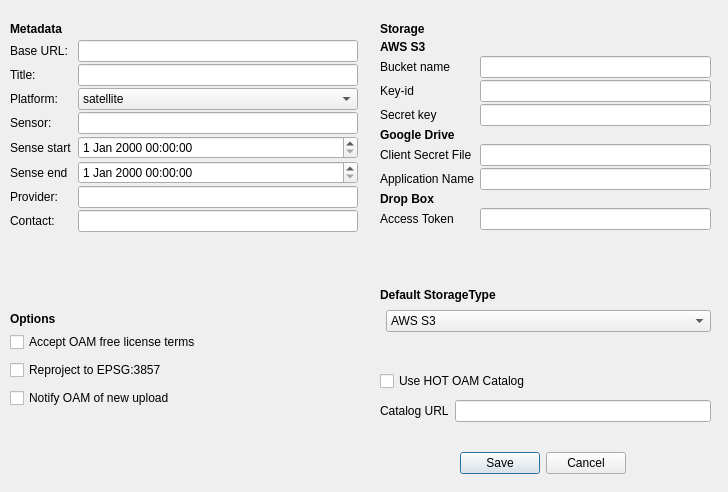
First picture: the form in OpenAerialMap/gui/ui/setting_dialog.ui, repository hotosm/oam-qgis-plugin, before the edit.
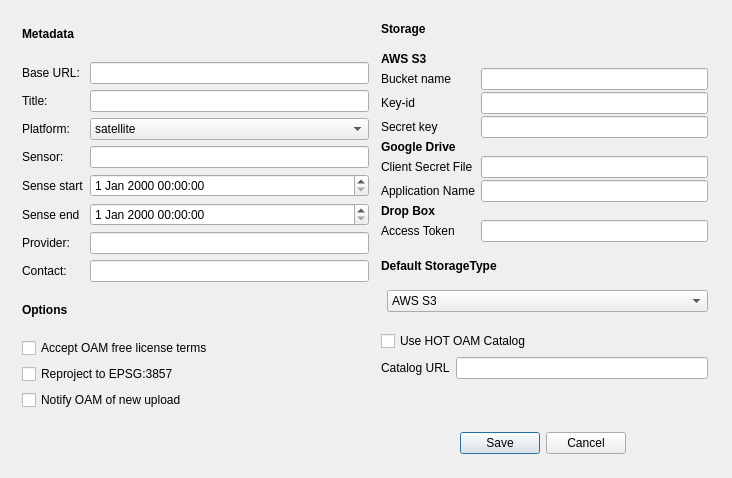
Second picture: the form after the edit.

Commit message: Modified GUI of settings dialog.

What changed in the file:
```diff
--- a/OpenAerialMap/gui/ui/setting_dialog.ui
+++ b/OpenAerialMap/gui/ui/setting_dialog.ui
@@ -6,8 +6,8 @@
    <rect>
     <x>0</x>
     <y>0</y>
-    <width>728</width>
-    <height>492</height>
+    <width>732</width>
+    <height>478</height>
    </rect>
   </property>
   <property name="windowTitle">
@@ -17,7 +17,7 @@
    <property name="geometry">
     <rect>
      <x>450</x>
-     <y>450</y>
+     <y>430</y>
      <width>176</width>
      <height>27</height>
     </rect>
@@ -32,52 +32,31 @@
   <widget class="QWidget" name="layoutWidget">
    <property name="geometry">
     <rect>
-     <x>10</x>
-     <y>330</y>
+     <x>20</x>
+     <y>10</y>
      <width>351</width>
-     <height>81</height>
+     <height>402</height>
     </rect>
    </property>
-   <layout class="QVBoxLayout" name="verticalLayout">
-    <item>
-     <widget class="QCheckBox" name="license_check_box">
-      <property name="text">
-       <string>Accept OAM free license terms</string>
-      </property>
-     </widget>
-    </item>
-    <item>
-     <widget class="QCheckBox" name="reproject_check_box">
-      <property name="text">
-       <string>Reproject to EPSG:3857</string>
-      </property>
-     </widget>
-    </item>
-    <item>
-     <widget class="QCheckBox" name="notify_oam_check">
-      <property name="text">
-       <string>Notify OAM of new upload</string>
-      </property>
-     </widget>
-    </item>
-   </layout>
-  </widget>
-  <widget class="QWidget" name="formLayoutWidget_2">
-   <property name="geometry">
-    <rect>
-     <x>10</x>
-     <y>40</y>
-     <width>348</width>
-     <height>251</height>
-    </rect>
-   </property>
-   <layout class="QFormLayout" name="formLayout_1">
-    <property name="fieldGrowthPolicy">
-     <enum>QFormLayout::AllNonFixedFieldsGrow</enum>
-    </property>
-    <property name="verticalSpacing">
+   <layout class="QVBoxLayout" name="verticalLayoutLeft">
+    <property name="margin">
      <number>2</number>
     </property>
+    <item>
+     <widget class="QLabel" name="metadata_label">
+      <property name="font">
+       <font>
+        <weight>75</weight>
+        <bold>true</bold>
+       </font>
+      </property>
+      <property name="text">
+       <string>Metadata</string>
+      </property>
+     </widget>
+    </item>
+    <item>
+     <layout class="QFormLayout" name="formLayoutOptions">
     <item row="0" column="0">
      <widget class="QLabel" name="base_uuid_label">
       <property name="text">
@@ -164,44 +143,40 @@
      </widget>
     </item>
     <item row="4" column="1">
-     <layout class="QHBoxLayout" name="horizontalLayout_3">
-      <item>
        <widget class="QDateTimeEdit" name="sense_start_edit"/>
       </item>
-     </layout>
-    </item>
-    <item row="6" column="0">
+      <item row="5" column="0">
      <widget class="QLabel" name="sense_end_label">
       <property name="text">
        <string>Sense end</string>
       </property>
      </widget>
     </item>
-    <item row="6" column="1">
+      <item row="5" column="1">
      <widget class="QDateTimeEdit" name="sense_end_edit"/>
     </item>
-    <item row="8" column="0">
+      <item row="6" column="0">
      <widget class="QLabel" name="provider_label">
       <property name="text">
        <string>Provider:</string>
       </property>
      </widget>
     </item>
-    <item row="8" column="1">
+      <item row="6" column="1">
      <widget class="QLineEdit" name="provider_edit">
       <property name="toolTip">
        <string>Provider/owner of the OIN bucket</string>
       </property>
      </widget>
     </item>
-    <item row="9" column="0">
+      <item row="7" column="0">
      <widget class="QLabel" name="contact_label">
       <property name="text">
        <string>Contact:</string>
       </property>
      </widget>
     </item>
-    <item row="9" column="1">
+      <item row="7" column="1">
      <widget class="QLineEdit" name="contact_edit">
       <property name="toolTip">
        <string>Name and email address of the data provider</string>
@@ -212,35 +187,9 @@
      </widget>
     </item>
    </layout>
-  </widget>
-  <widget class="QLabel" name="metadata_label">
-   <property name="geometry">
-    <rect>
-     <x>10</x>
-     <y>20</y>
-     <width>71</width>
-     <height>17</height>
-    </rect>
-   </property>
-   <property name="font">
-    <font>
-     <weight>75</weight>
-     <bold>true</bold>
-    </font>
-   </property>
-   <property name="text">
-    <string>Metadata</string>
-   </property>
-  </widget>
+    </item>
+    <item>
   <widget class="QLabel" name="options_label">
-   <property name="geometry">
-    <rect>
-     <x>10</x>
-     <y>310</y>
-     <width>56</width>
-     <height>17</height>
-    </rect>
-   </property>
    <property name="font">
     <font>
      <weight>75</weight>
@@ -251,16 +200,62 @@
     <string>Options</string>
    </property>
   </widget>
-  <widget class="QWidget" name="layoutWidget">
+    </item>
+    <item>
+     <layout class="QVBoxLayout" name="verticalLayout">
+      <item>
+       <widget class="QCheckBox" name="license_check_box">
+        <property name="text">
+         <string>Accept OAM free license terms</string>
+        </property>
+       </widget>
+      </item>
+      <item>
+       <widget class="QCheckBox" name="reproject_check_box">
+        <property name="text">
+         <string>Reproject to EPSG:3857</string>
+        </property>
+       </widget>
+      </item>
+      <item>
+       <widget class="QCheckBox" name="notify_oam_check">
+        <property name="text">
+         <string>Notify OAM of new upload</string>
+        </property>
+       </widget>
+      </item>
+     </layout>
+    </item>
+   </layout>
+  </widget>
+  <widget class="QWidget" name="verticalLayoutWidget_2">
    <property name="geometry">
     <rect>
-     <x>380</x>
-     <y>40</y>
+     <x>379</x>
+     <y>9</y>
      <width>331</width>
-     <height>241</height>
+     <height>385</height>
     </rect>
    </property>
-   <layout class="QFormLayout" name="formLayout_2">
+   <layout class="QVBoxLayout" name="verticalLayoutRight">
+    <property name="margin">
+     <number>2</number>
+    </property>
+    <item>
+     <widget class="QLabel" name="storage_label">
+      <property name="font">
+       <font>
+        <weight>75</weight>
+        <bold>true</bold>
+       </font>
+      </property>
+      <property name="text">
+       <string>Storage</string>
+      </property>
+     </widget>
+    </item>
+    <item>
+     <layout class="QFormLayout" name="formLayoutStorage">
     <property name="fieldGrowthPolicy">
      <enum>QFormLayout::AllNonFixedFieldsGrow</enum>
     </property>
@@ -417,69 +412,9 @@
      <widget class="QLineEdit" name="dropbox_access_token_edit"/>
     </item>
    </layout>
-  </widget>
-  <widget class="QLabel" name="storage_label">
-   <property name="geometry">
-    <rect>
-     <x>380</x>
-     <y>20</y>
-     <width>56</width>
-     <height>17</height>
-    </rect>
-   </property>
-   <property name="font">
-    <font>
-     <weight>75</weight>
-     <bold>true</bold>
-    </font>
-   </property>
-   <property name="text">
-    <string>Storage</string>
-   </property>
-  </widget>
-  <widget class="QWidget" name="formLayoutWidget">
-   <property name="geometry">
-    <rect>
-     <x>380</x>
-     <y>310</y>
-     <width>331</width>
-     <height>51</height>
-    </rect>
-   </property>
-   <layout class="QFormLayout" name="formLayout_3">
-    <property name="fieldGrowthPolicy">
-     <enum>QFormLayout::AllNonFixedFieldsGrow</enum>
-    </property>
-    <item row="0" column="1">
-     <widget class="QComboBox" name="default_storage_combo_box">
-      <item>
-       <property name="text">
-        <string>AWS S3</string>
-       </property>
       </item>
       <item>
-       <property name="text">
-        <string>Google Drive</string>
-       </property>
-      </item>
-      <item>
-       <property name="text">
-        <string>Dropbox</string>
-       </property>
-      </item>
-     </widget>
-    </item>
-   </layout>
-  </widget>
   <widget class="QLabel" name="default_storage_type_label">
-   <property name="geometry">
-    <rect>
-     <x>380</x>
-     <y>280</y>
-     <width>131</width>
-     <height>29</height>
-    </rect>
-   </property>
    <property name="font">
     <font>
      <weight>75</weight>
@@ -490,16 +425,42 @@
     <string>Default StorageType</string>
    </property>
   </widget>
-  <widget class="QWidget" name="formLayoutWidget_3">
-   <property name="geometry">
-    <rect>
-     <x>380</x>
-     <y>400</y>
-     <width>331</width>
-     <height>41</height>
-    </rect>
-   </property>
-   <layout class="QFormLayout" name="formLayout">
+    </item>
+    <item>
+     <layout class="QFormLayout" name="formLayoutStorageType">
+      <property name="fieldGrowthPolicy">
+       <enum>QFormLayout::AllNonFixedFieldsGrow</enum>
+      </property>
+      <item row="0" column="1">
+       <widget class="QComboBox" name="default_storage_combo_box">
+        <item>
+         <property name="text">
+          <string>AWS S3</string>
+         </property>
+        </item>
+        <item>
+         <property name="text">
+          <string>Google Drive</string>
+         </property>
+        </item>
+        <item>
+         <property name="text">
+          <string>Dropbox</string>
+         </property>
+        </item>
+       </widget>
+      </item>
+     </layout>
+    </item>
+    <item>
+     <widget class="QCheckBox" name="hot_oam_catalog_check_box">
+      <property name="text">
+       <string>Use HOT OAM Catalog</string>
+      </property>
+     </widget>
+    </item>
+    <item>
+     <layout class="QFormLayout" name="formLayoutCatalog">
     <property name="fieldGrowthPolicy">
      <enum>QFormLayout::AllNonFixedFieldsGrow</enum>
     </property>
@@ -514,19 +475,8 @@
      <widget class="QLineEdit" name="catalog_url_edit"/>
     </item>
    </layout>
-  </widget>
-  <widget class="QCheckBox" name="hot_oam_catalog_check_box">
-   <property name="geometry">
-    <rect>
-     <x>380</x>
-     <y>370</y>
-     <width>161</width>
-     <height>22</height>
-    </rect>
-   </property>
-   <property name="text">
-    <string>Use HOT OAM Catalog</string>
-   </property>
+    </item>
+   </layout>
   </widget>
  </widget>
  <resources/>
```
Left out of the diff: 2 changed lines with no effect on the pictures. Lines whose indentation alone changed are shown as unchanged.
